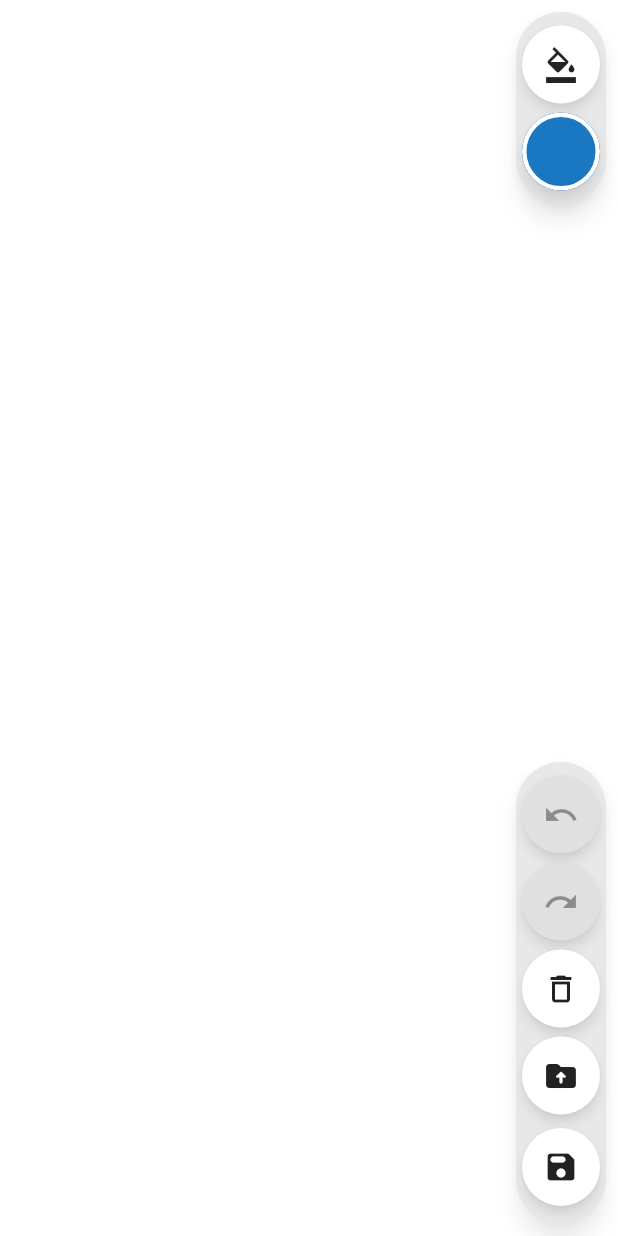
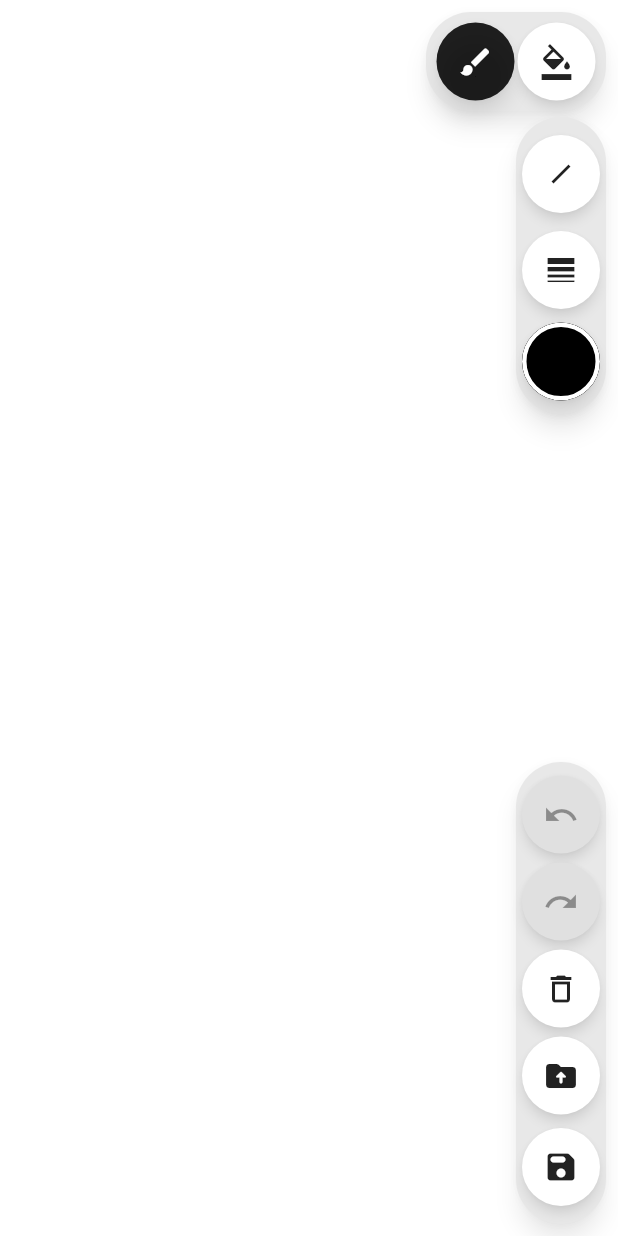
Before and after one commit to ndmanh3003/flutter-sketcher, a Flutter app: the screen it shows after launch, after a tap on the "brush" icon, on a phone screen of 412 x 824 dp. Run offline on Flutter 3.47's test engine with Material 3 defaults, Android fonts, the light colour scheme and no system bars; our stand-ins replace cross_file, file_picker, flutter_colorpicker, flutter_svg.

Commit message:
feat: implement toolbar mode switching with visual indicators

```diff
--- a/lib/controllers/drawing_controller.dart
+++ b/lib/controllers/drawing_controller.dart
@@ -11,6 +11,11 @@
 enum ToolbarTool { draw, fill }
 
 class DrawingController extends ChangeNotifier {
+  static const List<ToolbarTool> availableToolbarTools = <ToolbarTool>[
+    ToolbarTool.draw,
+    ToolbarTool.fill,
+  ];
+
   final List<DrawShape> shapes = <DrawShape>[];
   final List<UndoEntry> undoStack = <UndoEntry>[];
   final List<RedoEntry> redoStack = <RedoEntry>[];
@@ -62,11 +67,29 @@
     notifyListeners();
   }
 
+  void setToolbarTool(ToolbarTool tool) {
+    bool shouldNotify = false;
+    if (flyout != FlyoutKind.none) {
+      flyout = FlyoutKind.none;
+      shouldNotify = true;
+    }
+    if (toolbarTool != tool) {
+      toolbarTool = tool;
+      shouldNotify = true;
+    }
+    if (shouldNotify) {
+      notifyListeners();
+    }
+  }
+
   void toggleToolbarTool() {
-    flyout = FlyoutKind.none;
-    toolbarTool =
-        toolbarTool == ToolbarTool.fill ? ToolbarTool.draw : ToolbarTool.fill;
-    notifyListeners();
+    final List<ToolbarTool> modes = availableToolbarTools;
+    if (modes.isEmpty) return;
+    final int currentIndex = modes.indexOf(toolbarTool);
+    final int nextIndex = currentIndex < 0
+        ? 0
+        : (currentIndex + 1) % modes.length;
+    setToolbarTool(modes[nextIndex]);
   }
 
   // ── Drawing ────────────────────────────────────────────────────────────
@@ -154,9 +177,7 @@
     flyout = FlyoutKind.none;
     previewShape = null;
     redoStack.clear();
-    undoStack.add(
-      UndoClearCanvas(clearedShapes: List<DrawShape>.of(shapes)),
-    );
+    undoStack.add(UndoClearCanvas(clearedShapes: List<DrawShape>.of(shapes)));
     shapes.clear();
     notifyListeners();
   }
--- a/lib/drawing_page.dart
+++ b/lib/drawing_page.dart
@@ -150,6 +150,8 @@
   @override
   Widget build(BuildContext context) {
     const double toolSize = 52;
+    const double modeBarTop = 8;
+    const double topDockTop = modeBarTop + toolSize + 18;
     final double screenW = MediaQuery.sizeOf(context).width;
     final bool isColorFlyout =
         _ctrl.flyout == FlyoutKind.color ||
@@ -190,7 +192,12 @@
               ),
             Positioned(
               right: 8,
-              top: 8,
+              top: modeBarTop,
+              child: ToolbarModeBar(size: toolSize, controller: _ctrl),
+            ),
+            Positioned(
+              right: 8,
+              top: topDockTop,
               child: ToolbarTopDock(
                 size: toolSize,
                 controller: _ctrl,
--- a/lib/widgets/toolbar_widgets.dart
+++ b/lib/widgets/toolbar_widgets.dart
@@ -3,8 +3,52 @@
 import 'package:sketcher/controllers/drawing_controller.dart';
 import 'package:sketcher/widgets/shape_icon_helpers.dart';
 
+class _ToolbarModeVisual {
+  const _ToolbarModeVisual({required this.icon, required this.tooltip});
+
+  final IconData icon;
+  final String tooltip;
+}
+
+const Map<ToolbarTool, _ToolbarModeVisual> _toolbarModeVisuals =
+    <ToolbarTool, _ToolbarModeVisual>{
+      ToolbarTool.draw: _ToolbarModeVisual(
+        icon: Icons.brush,
+        tooltip: 'Draw mode',
+      ),
+      ToolbarTool.fill: _ToolbarModeVisual(
+        icon: Icons.format_color_fill,
+        tooltip: 'Fill mode',
+      ),
+    };
+
 class ToolbarChrome extends StatelessWidget {
-  const ToolbarChrome({
+  const ToolbarChrome({super.key, required this.size, required this.children});
+
+  final double size;
+  final List<Widget> children;
+
+  @override
+  Widget build(BuildContext context) {
+    return Material(
+      elevation: 6,
+      shadowColor: Colors.black38,
+      borderRadius: BorderRadius.circular(size / 2 + 4),
+      color: const Color(0xFFE8E8E8),
+      child: Padding(
+        padding: const EdgeInsets.symmetric(vertical: 6, horizontal: 4),
+        child: Column(
+          mainAxisSize: MainAxisSize.min,
+          crossAxisAlignment: CrossAxisAlignment.center,
+          children: children,
+        ),
+      ),
+    );
+  }
+}
+
+class ToolbarRowChrome extends StatelessWidget {
+  const ToolbarRowChrome({
     super.key,
     required this.size,
     required this.children,
@@ -21,8 +65,8 @@
       borderRadius: BorderRadius.circular(size / 2 + 4),
       color: const Color(0xFFE8E8E8),
       child: Padding(
-        padding: const EdgeInsets.symmetric(vertical: 6, horizontal: 4),
-        child: Column(
+        padding: const EdgeInsets.symmetric(vertical: 4, horizontal: 6),
+        child: Row(
           mainAxisSize: MainAxisSize.min,
           crossAxisAlignment: CrossAxisAlignment.center,
           children: children,
@@ -88,6 +132,45 @@
   }
 }
 
+class ToolbarModeBar extends StatelessWidget {
+  const ToolbarModeBar({
+    super.key,
+    required this.size,
+    required this.controller,
+  });
+
+  final double size;
+  final DrawingController controller;
+
+  IconData _iconForMode(ToolbarTool mode) {
+    return _toolbarModeVisuals[mode]?.icon ?? Icons.extension_outlined;
+  }
+
+  String _tooltipForMode(ToolbarTool mode) {
+    return _toolbarModeVisuals[mode]?.tooltip ?? 'Mode';
+  }
+
+  @override
+  Widget build(BuildContext context) {
+    return ToolbarRowChrome(
+      size: size,
+      children: [
+        for (final ToolbarTool mode in DrawingController.availableToolbarTools)
+          Padding(
+            padding: const EdgeInsets.symmetric(horizontal: 1),
+            child: RoundToolButton(
+              size: size,
+              selected: controller.toolbarTool == mode,
+              icon: _iconForMode(mode),
+              tooltip: _tooltipForMode(mode),
+              onTap: () => controller.setToolbarTool(mode),
+            ),
+          ),
+      ],
+    );
+  }
+}
+
 class ToolbarTopDock extends StatelessWidget {
   const ToolbarTopDock({
     super.key,
@@ -114,10 +197,8 @@
   final VoidCallback onToggleStrokeColorFlyout;
   final VoidCallback onToggleColorFlyout;
 
-  @override
-  Widget build(BuildContext context) {
-    final List<Widget> modeTools = controller.toolbarTool == ToolbarTool.draw
-        ? <Widget>[
+  List<Widget> _buildDrawModeTools() {
+    return <Widget>[
       Padding(
         key: keyShapeAnchor,
         padding: const EdgeInsets.symmetric(vertical: 3),
@@ -157,8 +238,11 @@
           onTap: onToggleStrokeColorFlyout,
         ),
       ),
-          ]
-        : <Widget>[
+    ];
+  }
+
+  List<Widget> _buildFillModeTools() {
+    return <Widget>[
       Padding(
         key: keyColorAnchor,
         padding: const EdgeInsets.symmetric(vertical: 3),
@@ -170,24 +254,36 @@
         ),
       ),
     ];
+  }
 
-    return ToolbarChrome(
-      size: size,
-      children: [
+  List<Widget> _buildFallbackModeTools() {
+    return <Widget>[
       RoundToolButton(
         size: size,
         selected: false,
-          icon: controller.toolbarTool == ToolbarTool.fill
-              ? Icons.format_color_fill
-              : Icons.brush,
-          tooltip: controller.toolbarTool == ToolbarTool.fill
-              ? 'Fill mode - tap for draw mode'
-              : 'Draw mode - tap for fill mode',
-          onTap: controller.toggleToolbarTool,
+        enabled: false,
+        icon: Icons.build_circle_outlined,
+        tooltip: 'Mode tools unavailable',
+        onTap: () {},
       ),
-        ...modeTools,
-      ],
-    );
+    ];
+  }
+
+  List<Widget> _buildToolsForCurrentMode() {
+    if (controller.toolbarTool == ToolbarTool.draw) {
+      return _buildDrawModeTools();
+    }
+    if (controller.toolbarTool == ToolbarTool.fill) {
+      return _buildFillModeTools();
+    }
+    return _buildFallbackModeTools();
+  }
+
+  @override
+  Widget build(BuildContext context) {
+    final List<Widget> modeTools = _buildToolsForCurrentMode();
+
+    return ToolbarChrome(size: size, children: modeTools);
   }
 }
 
```
Lines whose indentation alone changed are shown as unchanged.
